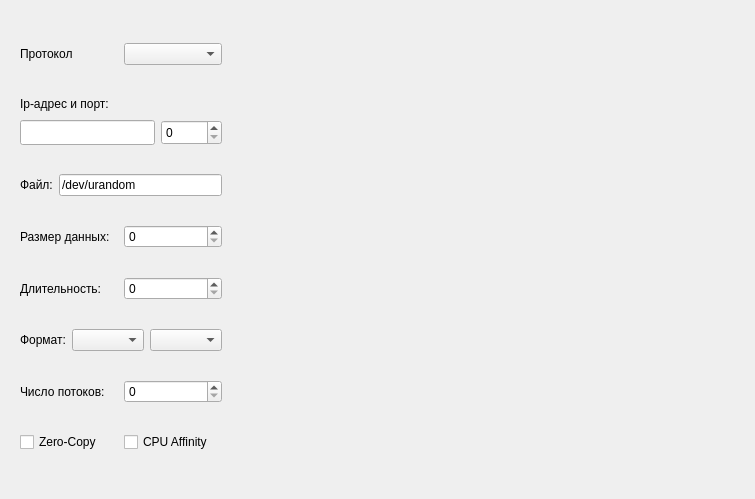
OSLL/Linux_FreeBSD_networking_perf, file gui/forms/sendbandwidthwidget.ui: the form before one commit.
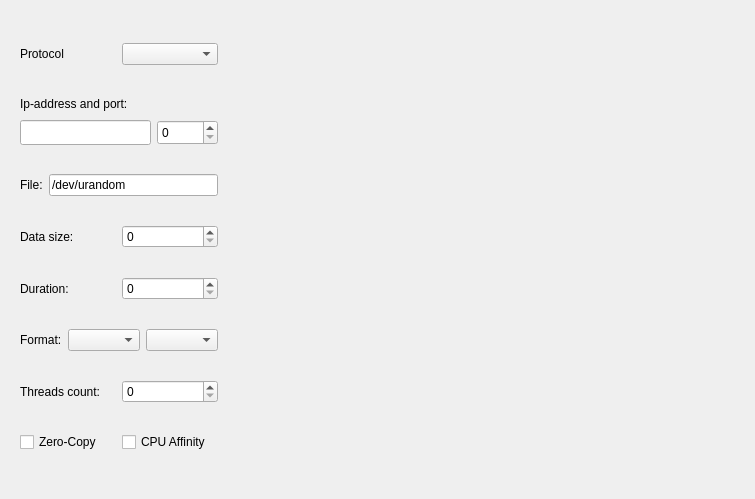
The form after the commit.

What changed in the file:
```diff
--- a/gui/forms/sendbandwidthwidget.ui
+++ b/gui/forms/sendbandwidthwidget.ui
@@ -33,7 +33,7 @@
           <item>
            <widget class="QLabel" name="protocolLabel">
             <property name="text">
-             <string>Протокол</string>
+             <string>Protocol</string>
             </property>
            </widget>
           </item>
@@ -53,7 +53,7 @@
              </size>
             </property>
             <property name="text">
-             <string>Ip-адрес и порт:</string>
+             <string>Ip-address and port:</string>
             </property>
            </widget>
           </item>
@@ -97,7 +97,7 @@
           <item>
            <widget class="QLabel" name="fileLabel">
             <property name="text">
-             <string>Файл:</string>
+             <string>File:</string>
             </property>
            </widget>
           </item>
@@ -115,7 +115,7 @@
           <item>
            <widget class="QLabel" name="dataSizeLabel">
             <property name="text">
-             <string>Размер данных:</string>
+             <string>Data size:</string>
             </property>
            </widget>
           </item>
@@ -133,7 +133,7 @@
           <item>
            <widget class="QLabel" name="durationLabel">
             <property name="text">
-             <string>Длительность:</string>
+             <string>Duration:</string>
             </property>
            </widget>
           </item>
@@ -147,7 +147,7 @@
           <item>
            <widget class="QLabel" name="formatLabel">
             <property name="text">
-             <string>Формат:</string>
+             <string>Format:</string>
             </property>
            </widget>
           </item>
@@ -164,7 +164,7 @@
           <item>
            <widget class="QLabel" name="threadsLabel">
             <property name="text">
-             <string>Число потоков:</string>
+             <string>Threads count:</string>
             </property>
            </widget>
           </item>
```
